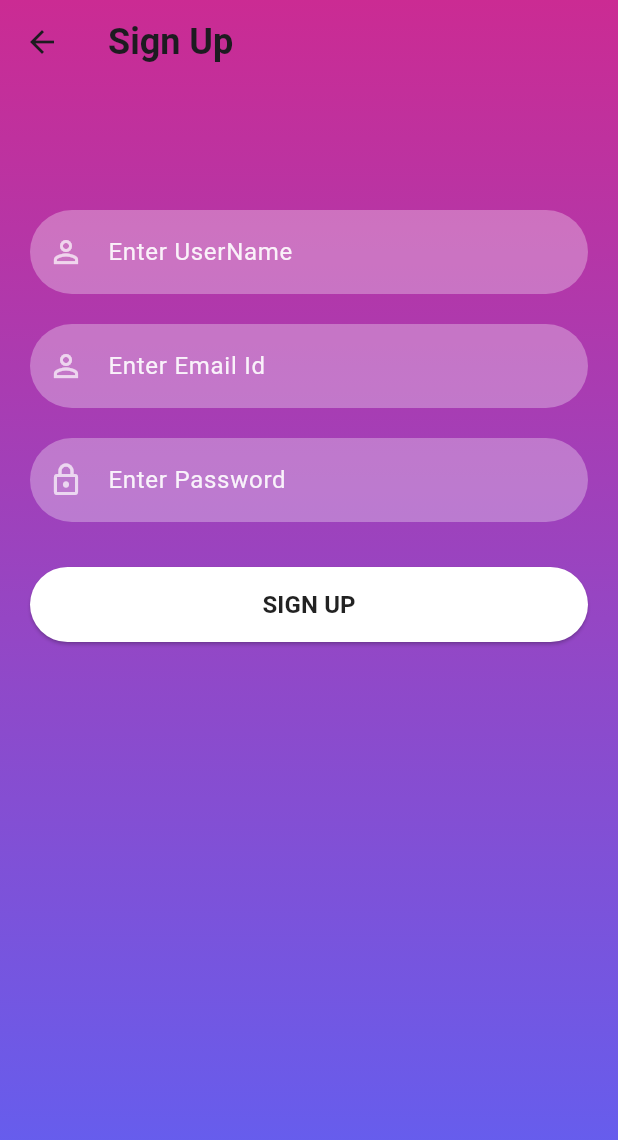
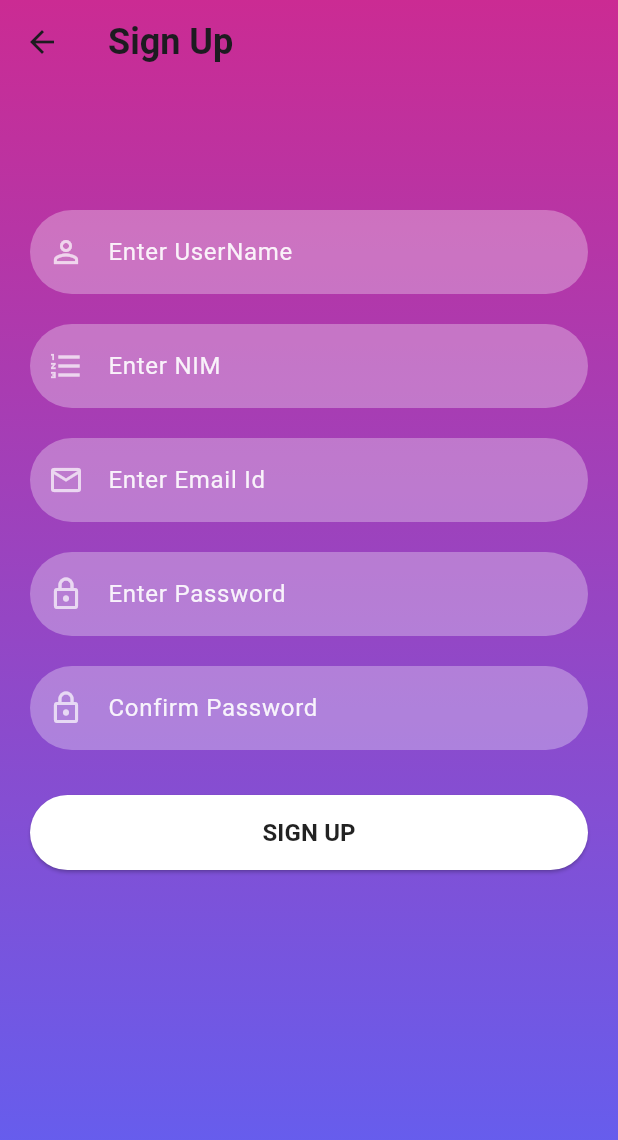
Before and after one commit to ChernobylWaste/Flutter_firebase, a Flutter app: the screen it shows after launch, after a tap on "Sign Up", on a phone screen of 412 x 824 dp. Shown: the top 1140 px of the screen. Run offline on Flutter 3.47's test engine with Material 2 defaults, Android fonts, the phone set to English and light mode, and no system bars.

Commit message:
Adding at Sign Up

```diff
--- a/lib/page/signin.dart
+++ b/lib/page/signin.dart
@@ -50,7 +50,7 @@ class _SignInState extends State<SignIn> {
                   }),
                   SignUpOption(context),
                   SizedBox(
-                    height: 60,
+                    height: 200,
                   ),
                 ],
               ),
--- a/lib/page/signup.dart
+++ b/lib/page/signup.dart
@@ -14,6 +14,8 @@ class _SignUpState extends State<SignUp> {
   TextEditingController _passwordTextController = TextEditingController();
   TextEditingController _emailTextController = TextEditingController();
   TextEditingController _userNameTextController = TextEditingController();
+  TextEditingController _NIMTextController = TextEditingController();
+
   @override
   Widget build(BuildContext context) {
     return Scaffold(
@@ -48,7 +50,15 @@ class _SignUpState extends State<SignUp> {
                 const SizedBox(
                   height: 20,
                 ),
-                reusableTextField("Enter Email Id", Icons.person_outline, false,
+                reusableTextField(
+                    "Enter NIM",
+                    Icons.format_list_numbered_outlined,
+                    false,
+                    _NIMTextController),
+                const SizedBox(
+                  height: 20,
+                ),
+                reusableTextField("Enter Email Id", Icons.mail_outline, false,
                     _emailTextController),
                 const SizedBox(
                   height: 20,
@@ -58,10 +68,15 @@ class _SignUpState extends State<SignUp> {
                 const SizedBox(
                   height: 20,
                 ),
-                SignInSignUpButton(context, false, (){
-                  Navigator.push(context, MaterialPageRoute(builder:(context) => HomePage()));
+                reusableTextField("Confirm Password", Icons.lock_outline, false,
+                    _emailTextController),
+                const SizedBox(
+                  height: 20,
+                ),
+                SignInSignUpButton(context, false, () {
+                  Navigator.push(context,
+                      MaterialPageRoute(builder: (context) => HomePage()));
                 })
-
               ],
             ),
           ),
```
